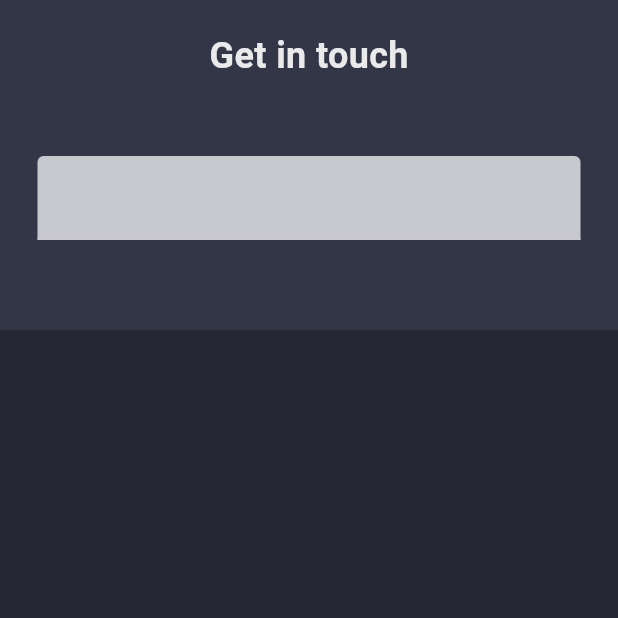
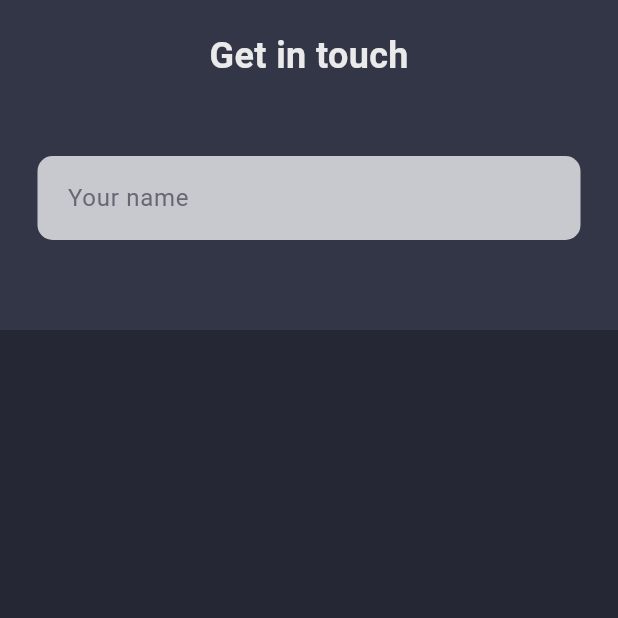
Before and after one commit to Piyushbhatt7/my_portfolio, a Flutter app: the screen it shows after launch, on a phone screen of 412 x 824 dp, the top half of it. Run offline on Flutter 3.47's test engine with Material 3 defaults, Android fonts, the phone set to English and light mode, and no system bars; missing offline and left inert: dart:js.

Commit message:
home screen

```diff
--- a/lib/pages/home_page.dart
+++ b/lib/pages/home_page.dart
@@ -117,13 +117,20 @@ class _HomePageState extends State<HomePage> {
                       children: [
                         Flexible(
                           child: TextField(
-                            style: TextStyle(
+                            style: const TextStyle(
                               color: CustomColor.scaffoldBg,
                     ),
                               decoration: InputDecoration(
                                 contentPadding: EdgeInsets.all(16.0),
                                 filled: true,
-                                fillColor: CustomColor.whiteSecondary
+                                fillColor: CustomColor.whiteSecondary,
+                                focusedBorder: getInputBorder,
+                                enabledBorder: getInputBorder,
+                                border: getInputBorder,
+                                hintText: "Your name",
+                                hintStyle: const TextStyle(
+                                  color: CustomColor.hintDark
+                                )
                               ),
 
                           ),
@@ -147,4 +154,11 @@ class _HomePageState extends State<HomePage> {
     }
     );
   }
+
+  OutlineInputBorder get getInputBorder{
+    return OutlineInputBorder(
+      borderRadius: BorderRadius.circular(10.0),
+      borderSide: BorderSide.none,
+    );
+  }
 }
```
